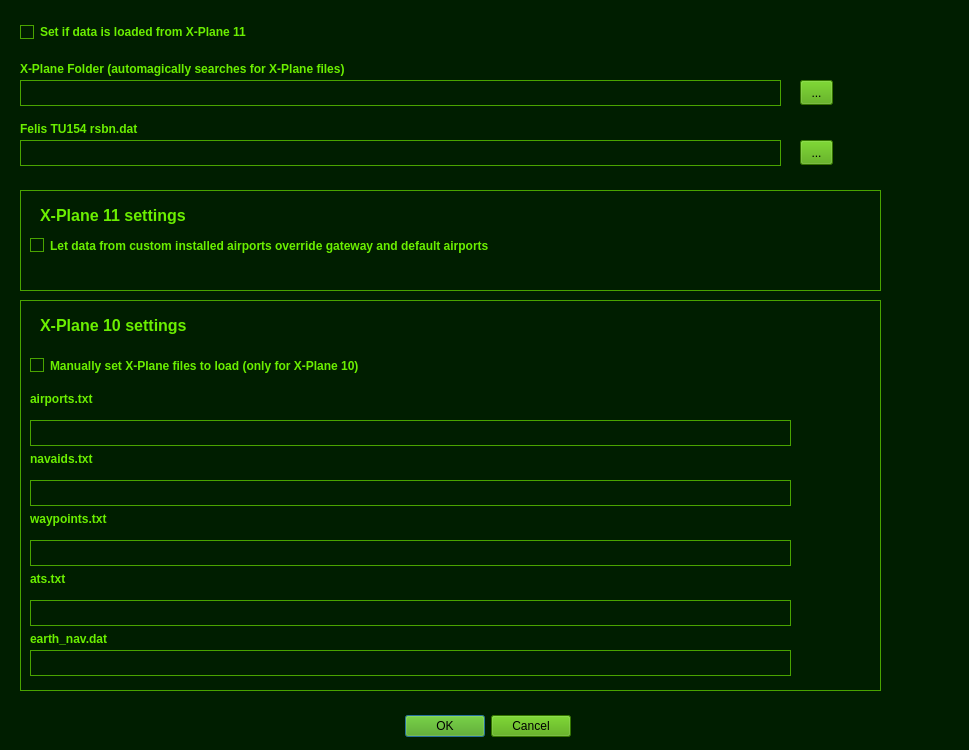
Above: dialogsettings.ui from Vantskruv/XNVU-Calculator before the change. Below: the same form after it.
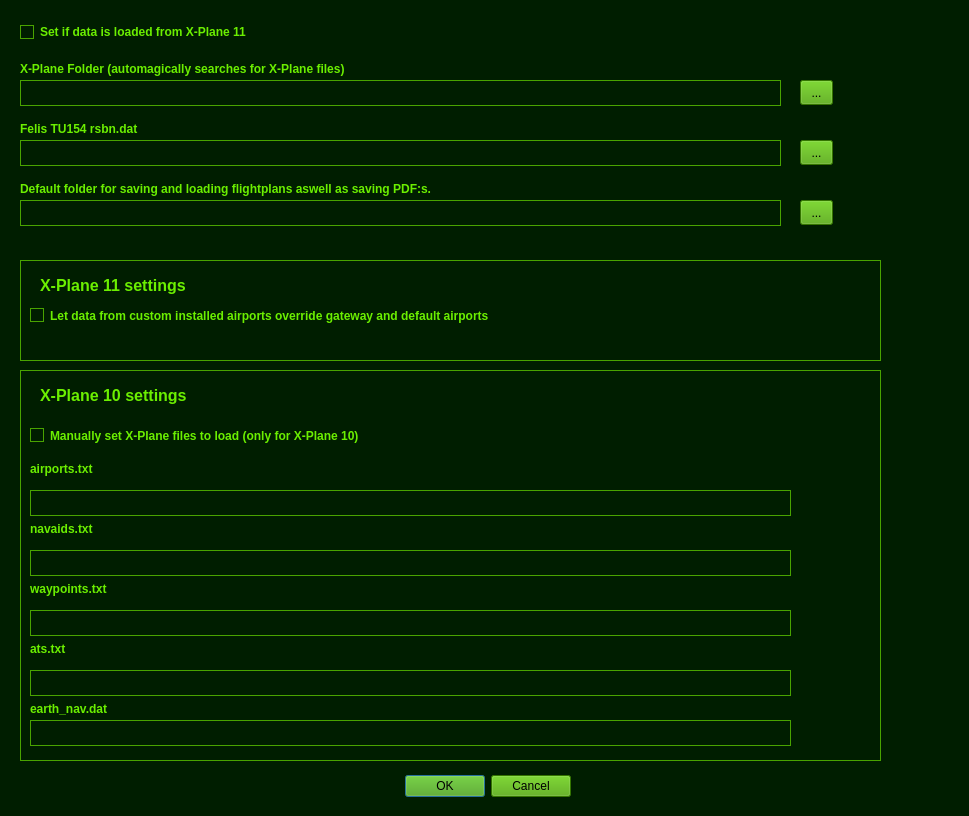
That is the form after the change.

Commit message:
* Added default folder for saving and loading flightplans, aswells as saving PDF:s.
* Extraction of classes AIRWAY, NVUPOINT and AIRPORT_DATA to their own
files

* Stabilization fixes after previous chaos...to be continued (need to
clean up mess)

The edit to the form file:
```diff
--- a/dialogsettings.ui
+++ b/dialogsettings.ui
@@ -7,7 +7,7 @@
     <x>0</x>
     <y>0</y>
     <width>969</width>
-    <height>750</height>
+    <height>816</height>
    </rect>
   </property>
   <property name="windowTitle">
@@ -230,7 +230,7 @@
    <property name="geometry">
     <rect>
      <x>20</x>
-     <y>300</y>
+     <y>370</y>
      <width>861</width>
      <height>391</height>
     </rect>
@@ -430,7 +430,7 @@
    <property name="geometry">
     <rect>
      <x>20</x>
-     <y>190</y>
+     <y>260</y>
      <width>861</width>
      <height>101</height>
     </rect>
@@ -485,7 +485,7 @@
    <property name="geometry">
     <rect>
      <x>230</x>
-     <y>710</y>
+     <y>770</y>
      <width>341</width>
      <height>32</height>
     </rect>
@@ -497,6 +497,48 @@
     <set>QDialogButtonBox::Cancel|QDialogButtonBox::Ok</set>
    </property>
   </widget>
+  <widget class="QLineEdit" name="lineEditDefaultLoadSaveDir">
+   <property name="geometry">
+    <rect>
+     <x>20</x>
+     <y>200</y>
+     <width>761</width>
+     <height>26</height>
+    </rect>
+   </property>
+  </widget>
+  <widget class="QLabel" name="label_10">
+   <property name="geometry">
+    <rect>
+     <x>20</x>
+     <y>180</y>
+     <width>761</width>
+     <height>18</height>
+    </rect>
+   </property>
+   <property name="font">
+    <font>
+     <weight>75</weight>
+     <bold>true</bold>
+    </font>
+   </property>
+   <property name="text">
+    <string>Default folder for saving and loading flightplans aswell as saving PDF:s.</string>
+   </property>
+  </widget>
+  <widget class="QToolButton" name="toolButton_5">
+   <property name="geometry">
+    <rect>
+     <x>800</x>
+     <y>200</y>
+     <width>33</width>
+     <height>25</height>
+    </rect>
+   </property>
+   <property name="text">
+    <string>...</string>
+   </property>
+  </widget>
  </widget>
  <resources/>
  <connections>
```
The commit also changes 25 other files.
